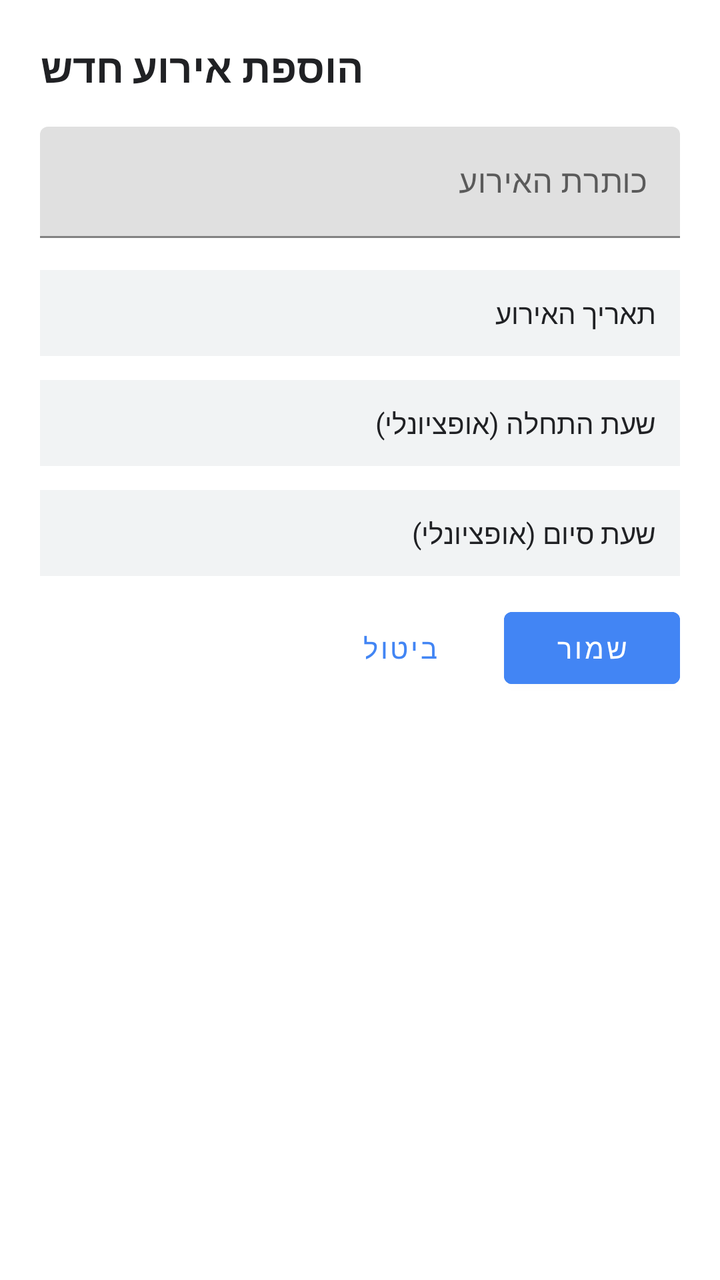
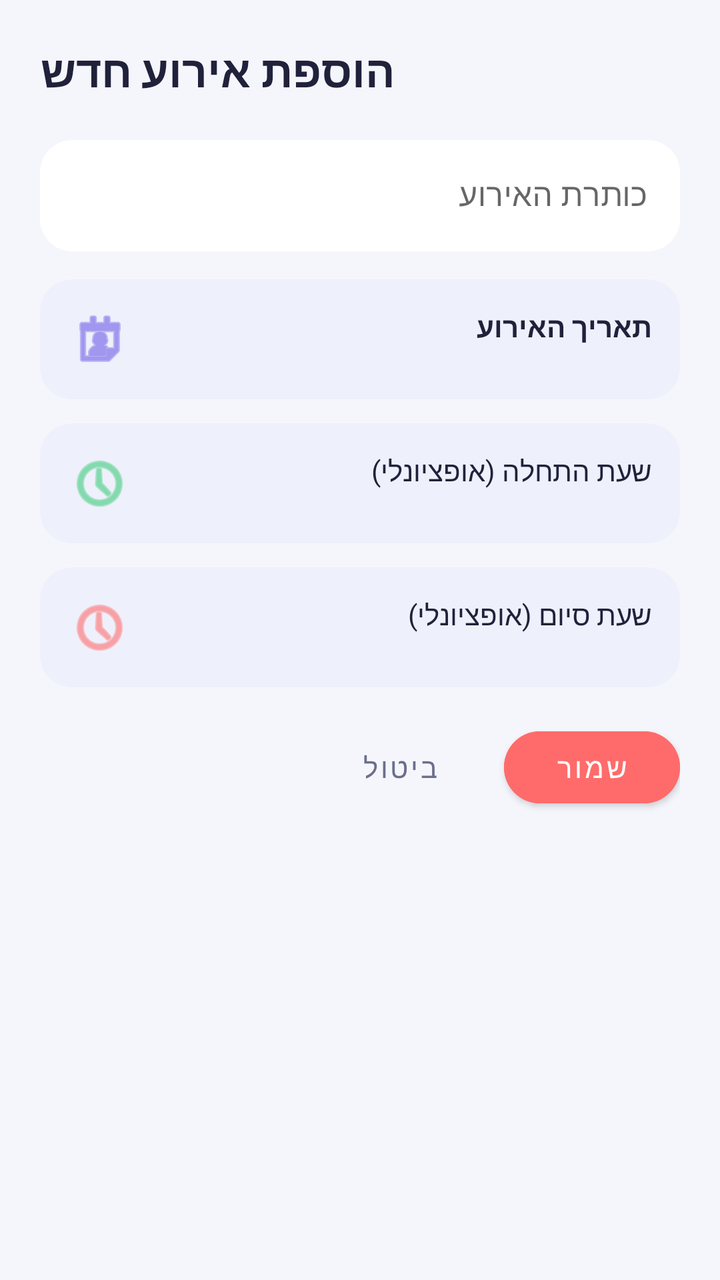

Compare the two renders of this Android layout. The source of the first and the diff that turns it into the second are given below.
<!-- AndroidManifest.xml: activity theme Theme.GCalSearchAdd -->
<!-- res/layout/activity_add_event.xml -->
<?xml version="1.0" encoding="utf-8"?>
<LinearLayout xmlns:android="http://schemas.android.com/apk/res/android"
    android:layout_width="match_parent"
    android:layout_height="match_parent"
    android:orientation="vertical"
    android:background="@color/white"
    android:padding="20dp">

    <TextView
        android:layout_width="wrap_content"
        android:layout_height="wrap_content"
        android:text="@string/add_event_title"
        android:textSize="20sp"
        android:textStyle="bold"
        android:textColor="@color/text_primary"
        android:layout_marginBottom="16dp" />

    <com.google.android.material.textfield.TextInputLayout
        android:layout_width="match_parent"
        android:layout_height="wrap_content"
        android:hint="@string/event_title_hint">
        <com.google.android.material.textfield.TextInputEditText
            android:id="@+id/etTitle"
            android:layout_width="match_parent"
            android:layout_height="wrap_content" />
    </com.google.android.material.textfield.TextInputLayout>

    <TextView
        android:id="@+id/tvDatePicker"
        android:layout_width="match_parent"
        android:layout_height="wrap_content"
        android:layout_marginTop="16dp"
        android:padding="12dp"
        android:background="@color/light_gray"
        android:text="@string/event_date_hint"
        android:textColor="@color/text_primary" />

    <TextView
        android:id="@+id/tvStartTimePicker"
        android:layout_width="match_parent"
        android:layout_height="wrap_content"
        android:layout_marginTop="12dp"
        android:padding="12dp"
        android:background="@color/light_gray"
        android:text="@string/event_start_hint"
        android:textColor="@color/text_primary" />

    <TextView
        android:id="@+id/tvEndTimePicker"
        android:layout_width="match_parent"
        android:layout_height="wrap_content"
        android:layout_marginTop="12dp"
        android:padding="12dp"
        android:background="@color/light_gray"
        android:text="@string/event_end_hint"
        android:textColor="@color/text_primary" />

    <TextView
        android:id="@+id/tvExistingEventsLabel"
        android:layout_width="wrap_content"
        android:layout_height="wrap_content"
        android:layout_marginTop="20dp"
        android:text="@string/existing_events_label"
        android:textColor="@color/text_secondary"
        android:textSize="14sp"
        android:visibility="gone" />

    <ProgressBar
        android:id="@+id/progressExistingEvents"
        style="?android:attr/progressBarStyleSmall"
        android:layout_width="wrap_content"
        android:layout_height="wrap_content"
        android:layout_marginTop="8dp"
        android:visibility="gone" />

    <androidx.recyclerview.widget.RecyclerView
        android:id="@+id/rvExistingEvents"
        android:layout_width="match_parent"
        android:layout_height="0dp"
        android:layout_weight="1"
        android:layout_marginTop="4dp"
        android:visibility="gone" />

    <LinearLayout
        android:layout_width="match_parent"
        android:layout_height="wrap_content"
        android:orientation="horizontal"
        android:layout_marginTop="12dp"
        android:gravity="end">

        <com.google.android.material.button.MaterialButton
            android:id="@+id/btnCancel"
            style="@style/Widget.MaterialComponents.Button.TextButton"
            android:layout_width="wrap_content"
            android:layout_height="wrap_content"
            android:text="@string/cancel" />

        <com.google.android.material.button.MaterialButton
            android:id="@+id/btnSave"
            android:layout_width="wrap_content"
            android:layout_height="wrap_content"
            android:layout_marginStart="8dp"
            android:backgroundTint="@color/google_blue"
            android:text="@string/save" />

    </LinearLayout>

</LinearLayout>
<!-- resources referenced by this layout -->
<resources>
  <color name="google_blue">#4285F4</color>
  <color name="light_gray">#F1F3F4</color>
  <color name="text_primary">#202124</color>
  <color name="text_secondary">#5F6368</color>
  <color name="white">#FFFFFF</color>
  <string name="add_event_title">הוספת אירוע חדש</string>
  <string name="cancel">ביטול</string>
  <string name="event_date_hint">תאריך האירוע</string>
  <string name="event_end_hint">שעת סיום (אופציונלי)</string>
  <string name="event_start_hint">שעת התחלה (אופציונלי)</string>
  <string name="event_title_hint">כותרת האירוע</string>
  <string name="existing_events_label">אירועים קיימים ביום זה:</string>
  <string name="save">שמור</string>
  <style name="Theme.GCalSearchAdd" parent="Theme.MaterialComponents.DayNight.NoActionBar">
          <item name="colorPrimary">@color/google_blue</item>
          <item name="colorPrimaryDark">@color/google_blue_dark</item>
          <item name="colorAccent">@color/google_blue_dark</item>
          <item name="android:windowBackground">@color/light_gray</item>
      </style>
  <color name="google_blue_dark">#1A73E8</color>
</resources>

<!-- the commit's change to res/layout/activity_add_event.xml (unified diff, before → after) -->
@@ -1,47 +1,62 @@
 <?xml version="1.0" encoding="utf-8"?>
 <LinearLayout xmlns:android="http://schemas.android.com/apk/res/android"
+    xmlns:app="http://schemas.android.com/apk/res-auto"
     android:layout_width="match_parent"
     android:layout_height="match_parent"
     android:orientation="vertical"
-    android:background="@color/white"
+    android:background="@color/app_background"
     android:padding="20dp">
 
     <TextView
         android:layout_width="wrap_content"
         android:layout_height="wrap_content"
         android:text="@string/add_event_title"
-        android:textSize="20sp"
+        android:textSize="22sp"
         android:textStyle="bold"
         android:textColor="@color/text_primary"
-        android:layout_marginBottom="16dp" />
+        android:layout_marginBottom="20dp" />
 
     <com.google.android.material.textfield.TextInputLayout
         android:layout_width="match_parent"
         android:layout_height="wrap_content"
+        app:boxCornerRadiusTopStart="16dp"
+        app:boxCornerRadiusTopEnd="16dp"
+        app:boxCornerRadiusBottomStart="16dp"
+        app:boxCornerRadiusBottomEnd="16dp"
+        app:boxBackgroundColor="@color/white"
+        app:boxStrokeWidth="0dp"
         android:hint="@string/event_title_hint">
         <com.google.android.material.textfield.TextInputEditText
             android:id="@+id/etTitle"
             android:layout_width="match_parent"
-            android:layout_height="wrap_content" />
+            android:layout_height="wrap_content"
+            android:textColor="@color/text_primary" />
     </com.google.android.material.textfield.TextInputLayout>
 
     <TextView
         android:id="@+id/tvDatePicker"
         android:layout_width="match_parent"
         android:layout_height="wrap_content"
-        android:layout_marginTop="16dp"
-        android:padding="12dp"
-        android:background="@color/light_gray"
+        android:layout_marginTop="14dp"
+        android:padding="14dp"
+        android:background="@drawable/bg_rounded_field"
+        android:drawableStart="@android:drawable/ic_menu_my_calendar"
+        android:drawablePadding="10dp"
+        app:drawableTint="@color/gradient_start"
         android:text="@string/event_date_hint"
-        android:textColor="@color/text_primary" />
+        android:textColor="@color/text_primary"
+        android:textStyle="bold" />
 
     <TextView
         android:id="@+id/tvStartTimePicker"
         android:layout_width="match_parent"
         android:layout_height="wrap_content"
         android:layout_marginTop="12dp"
-        android:padding="12dp"
-        android:background="@color/light_gray"
+        android:padding="14dp"
+        android:background="@drawable/bg_rounded_field"
+        android:drawableStart="@android:drawable/ic_menu_recent_history"
+        android:drawablePadding="10dp"
+        app:drawableTint="@color/accent_green"
         android:text="@string/event_start_hint"
         android:textColor="@color/text_primary" />
 
@@ -50,8 +65,11 @@
         android:layout_width="match_parent"
         android:layout_height="wrap_content"
         android:layout_marginTop="12dp"
-        android:padding="12dp"
-        android:background="@color/light_gray"
+        android:padding="14dp"
+        android:background="@drawable/bg_rounded_field"
+        android:drawableStart="@android:drawable/ic_menu_recent_history"
+        android:drawablePadding="10dp"
+        app:drawableTint="@color/accent_coral"
         android:text="@string/event_end_hint"
         android:textColor="@color/text_primary" />
 
@@ -59,10 +77,11 @@
         android:id="@+id/tvExistingEventsLabel"
         android:layout_width="wrap_content"
         android:layout_height="wrap_content"
-        android:layout_marginTop="20dp"
+        android:layout_marginTop="22dp"
         android:text="@string/existing_events_label"
         android:textColor="@color/text_secondary"
         android:textSize="14sp"
+        android:textStyle="bold"
         android:visibility="gone" />
 
     <ProgressBar
@@ -70,6 +89,7 @@
         style="?android:attr/progressBarStyleSmall"
         android:layout_width="wrap_content"
         android:layout_height="wrap_content"
+        android:indeterminateTint="@color/gradient_start"
         android:layout_marginTop="8dp"
         android:visibility="gone" />
 
@@ -78,6 +98,8 @@
         android:layout_width="match_parent"
         android:layout_height="0dp"
         android:layout_weight="1"
+        android:clipToPadding="false"
+        android:paddingTop="8dp"
         android:layout_marginTop="4dp"
         android:visibility="gone" />
 
@@ -85,7 +107,7 @@
         android:layout_width="match_parent"
         android:layout_height="wrap_content"
         android:orientation="horizontal"
-        android:layout_marginTop="12dp"
+        android:layout_marginTop="16dp"
         android:gravity="end">
 
         <com.google.android.material.button.MaterialButton
@@ -93,6 +115,7 @@
             style="@style/Widget.MaterialComponents.Button.TextButton"
             android:layout_width="wrap_content"
             android:layout_height="wrap_content"
+            android:textColor="@color/text_secondary"
             android:text="@string/cancel" />
 
         <com.google.android.material.button.MaterialButton
@@ -100,7 +123,8 @@
             android:layout_width="wrap_content"
             android:layout_height="wrap_content"
             android:layout_marginStart="8dp"
-            android:backgroundTint="@color/google_blue"
+            app:cornerRadius="20dp"
+            android:backgroundTint="@color/fab_color"
             android:text="@string/save" />
 
     </LinearLayout>
<!-- resource entries referenced after the edit -->
@@ -1,10 +1,20 @@
 <!-- resources referenced by this layout -->
 <resources>
-  <color name="google_blue">#4285F4</color>
-  <color name="light_gray">#F1F3F4</color>
-  <color name="text_primary">#202124</color>
-  <color name="text_secondary">#5F6368</color>
+  <color name="accent_coral">#FF6B6B</color>
+  <color name="accent_green">#3DCB7B</color>
+  <color name="app_background">#F5F6FC</color>
+  <color name="fab_color">#FF6B6B</color>
+  <color name="gradient_start">#6C5CE7</color>
+  <color name="text_primary">#20223B</color>
+  <color name="text_secondary">#6B6F8C</color>
   <color name="white">#FFFFFF</color>
+  <!-- drawable bg_rounded_field (drawable) -->
+  <?xml version="1.0" encoding="utf-8"?>
+  <shape xmlns:android="http://schemas.android.com/apk/res/android" android:shape="rectangle">
+      <solid android:color="@color/field_bg" />
+      <corners android:radius="16dp" />
+      <padding android:left="4dp" android:top="4dp" android:right="4dp" android:bottom="4dp" />
+  </shape>
   <string name="add_event_title">הוספת אירוע חדש</string>
   <string name="cancel">ביטול</string>
   <string name="event_date_hint">תאריך האירוע</string>
@@ -14,11 +24,12 @@
   <string name="existing_events_label">אירועים קיימים ביום זה:</string>
   <string name="save">שמור</string>
   <style name="Theme.GCalSearchAdd" parent="Theme.MaterialComponents.DayNight.NoActionBar">
-          <item name="colorPrimary">@color/google_blue</item>
-          <item name="colorPrimaryDark">@color/google_blue_dark</item>
-          <item name="colorAccent">@color/google_blue_dark</item>
-          <item name="android:windowBackground">@color/light_gray</item>
+          <item name="colorPrimary">@color/gradient_start</item>
+          <item name="colorPrimaryDark">@color/gradient_start</item>
+          <item name="colorAccent">@color/fab_color</item>
+          <item name="android:windowBackground">@color/app_background</item>
+          <item name="android:statusBarColor">@color/gradient_start</item>
       </style>
-  <color name="google_blue_dark">#1A73E8</color>
+  <color name="field_bg">#EEF0FB</color>
 </resources>
 
